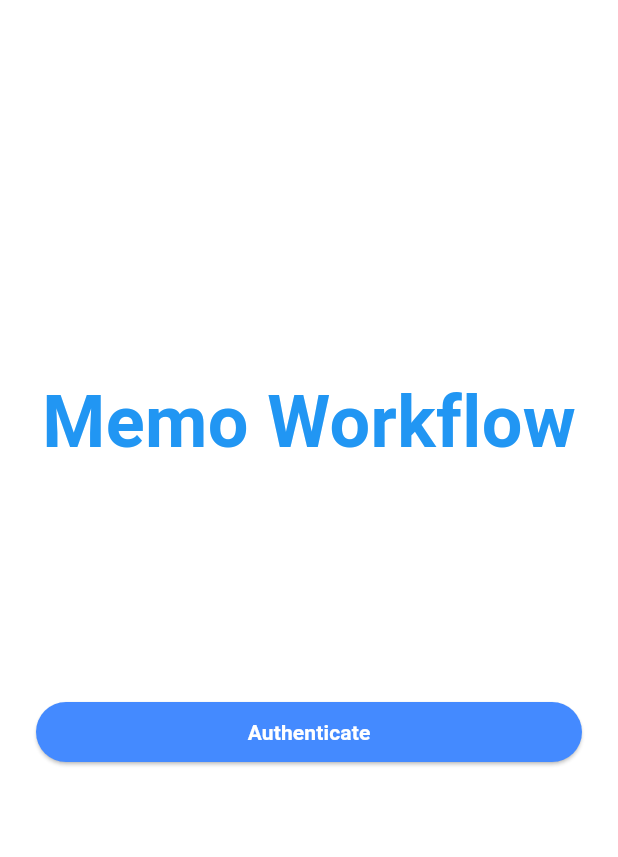
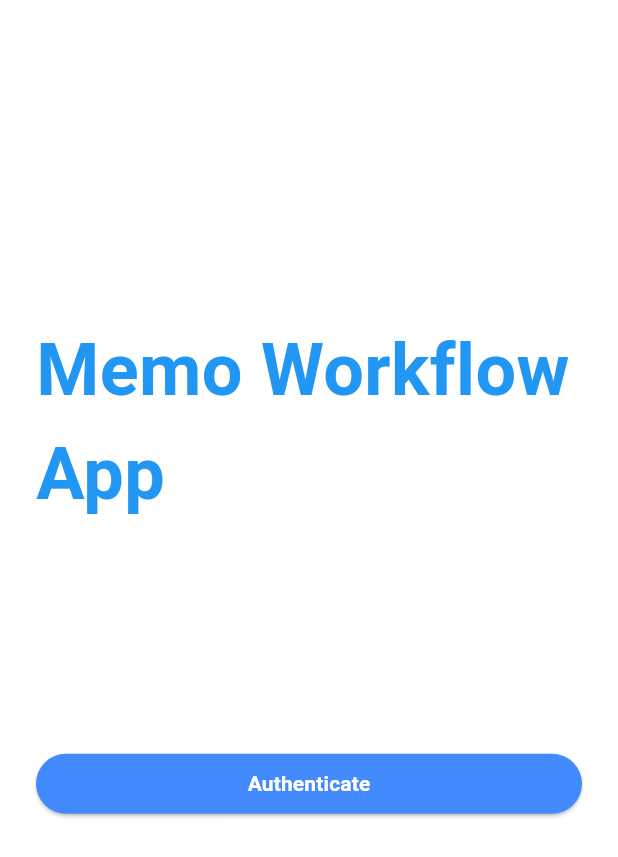
Before and after one commit to BeetleHubDevelopers/memoMobileApp, a Flutter app: the screen it shows after launch, on a phone screen of 412 x 824 dp. Shown: the top 857 px of the screen. Run offline on Flutter 3.47's test engine with Material 3 defaults, Android fonts, the phone set to English and light mode, and no system bars.

Commit message:
added app

```diff
--- a/lib/main.dart
+++ b/lib/main.dart
@@ -25,7 +25,7 @@ class _MemoAuthAppState extends State<MemoAuthApp> {
             children: <Widget>[
               const Center(
                 child: Text(
-                  "Memo Workflow",
+                  "Memo Workflow App",
                   style: TextStyle(
                       color: Colors.blue,
                       fontSize: 48.0,
```
